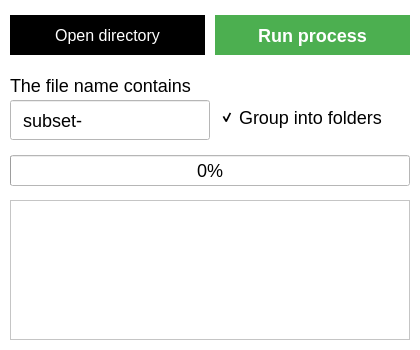
Qt form src/main/resources/base/app.ui (UsingSession/TransfonterFontManager) before a commit.
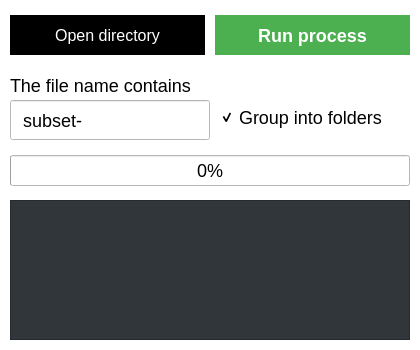
The same form after that commit. Icons and pictures are not drawn.

Commit message: Stylization of the message output field

Patch:
```diff
--- a/src/main/resources/base/app.ui
+++ b/src/main/resources/base/app.ui
@@ -227,7 +227,7 @@
      <enum>QProgressBar::TopToBottom</enum>
     </property>
    </widget>
-   <widget class="QTextEdit" name="textEdit">
+   <widget class="QTextEdit" name="processMessage">
     <property name="enabled">
      <bool>true</bool>
     </property>
@@ -239,6 +239,30 @@
       <height>140</height>
      </rect>
     </property>
+    <property name="font">
+     <font>
+      <pointsize>-1</pointsize>
+      <weight>87</weight>
+      <bold>true</bold>
+     </font>
+    </property>
+    <property name="styleSheet">
+     <string notr="true">#processMessage {
+ font-size: 12px;
+background: #31363b;
+color: #fff;
+padding: 10px;
+opacity: 1;
+font-weight: 700;
+}
+</string>
+    </property>
+    <property name="tabStopWidth">
+     <number>85</number>
+    </property>
+    <property name="placeholderText">
+     <string/>
+    </property>
    </widget>
   </widget>
  </widget>
```
